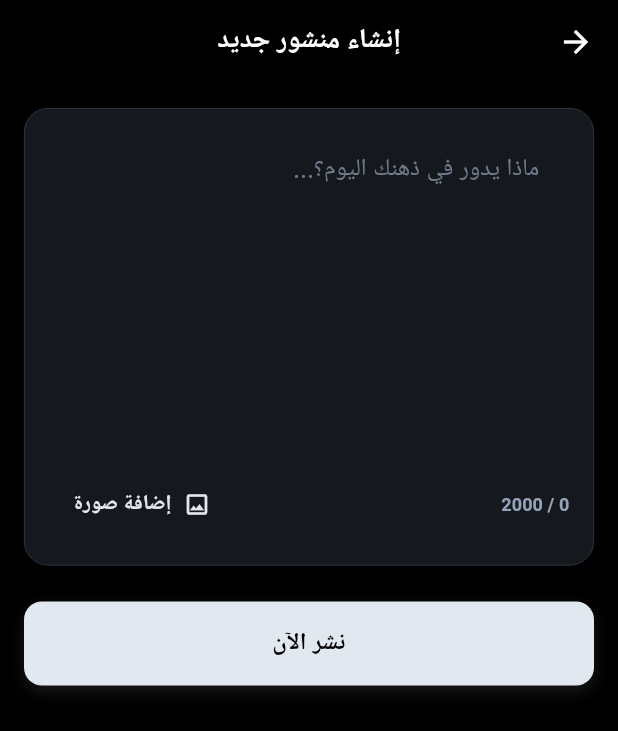
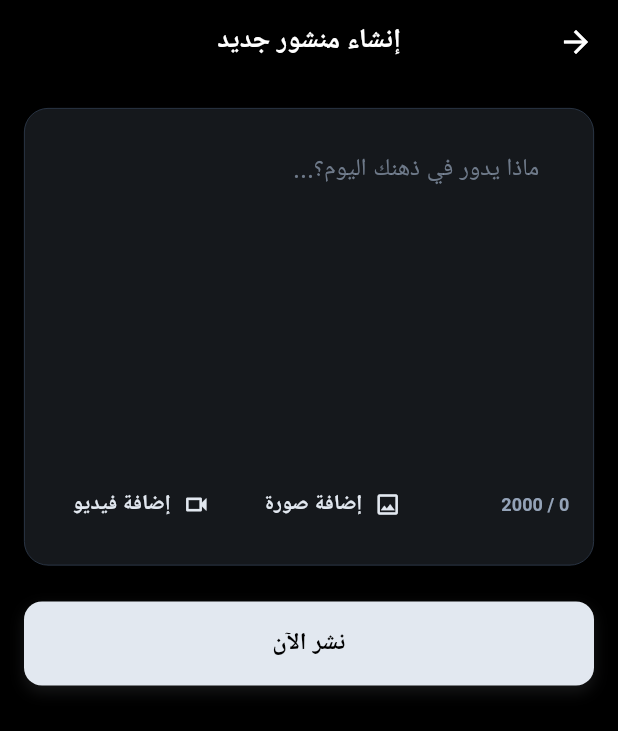
Before and after one commit to Eng-Mahmoud-Desouky/Tuwaiq-App, a Flutter app: the CreatePostScreen screen opened by its route, on a phone screen of 412 x 824 dp. Shown: the top 731 px of the screen. Run offline on Flutter 3.47's test engine with Material 3 defaults, Android fonts, the phone set to English and light mode, and no system bars; our stand-ins replace app_links, cached_network_image, equatable, firebase_core, firebase_messaging, flutter_bloc and 7 more; accounts and stored records are empty; network calls fail; Roboto replaces fonts that are missing (Inter, Plus Jakarta Sans).

Commit message:
feat: implement post creation feature with media upload functionality

```diff
--- a/lib/features/posts/domain/entities/post_entity.dart
+++ b/lib/features/posts/domain/entities/post_entity.dart
@@ -6,8 +6,10 @@ class PostEntity extends Equatable {
   final String id;
   final String creatorId;
   final UserProfile creator;
-  final String content;
+  final String? content;
   final String? imageUrl;
+  final String? mediaType;
+  final String? videoUrl;
   final DateTime createdAt;
   final DateTime updatedAt;
   final int likeCount;
@@ -18,8 +20,10 @@ class PostEntity extends Equatable {
     required this.id,
     required this.creatorId,
     required this.creator,
-    required this.content,
+    this.content,
     this.imageUrl,
+    this.mediaType,
+    this.videoUrl,
     required this.createdAt,
     required this.updatedAt,
     this.likeCount = 0,
@@ -33,6 +37,8 @@ class PostEntity extends Equatable {
     UserProfile? creator,
     String? content,
     String? imageUrl,
+    String? mediaType,
+    String? videoUrl,
     DateTime? createdAt,
     DateTime? updatedAt,
     int? likeCount,
@@ -45,6 +51,8 @@ class PostEntity extends Equatable {
       creator: creator ?? this.creator,
       content: content ?? this.content,
       imageUrl: imageUrl ?? this.imageUrl,
+      mediaType: mediaType ?? this.mediaType,
+      videoUrl: videoUrl ?? this.videoUrl,
       createdAt: createdAt ?? this.createdAt,
       updatedAt: updatedAt ?? this.updatedAt,
       likeCount: likeCount ?? this.likeCount,
@@ -60,6 +68,8 @@ class PostEntity extends Equatable {
         creator,
         content,
         imageUrl,
+        mediaType,
+        videoUrl,
         createdAt,
         updatedAt,
         likeCount,
--- a/lib/features/posts/domain/repositories/post_repository.dart
+++ b/lib/features/posts/domain/repositories/post_repository.dart
@@ -11,10 +11,11 @@ abstract class PostRepository {
     String? creatorId,
   });
 
-  /// Creates a new post, with an optional local image file path.
+  /// Creates a new post, with optional local image or video file paths.
   Future<PostEntity> createPost({
     required PostEntity post,
     String? localImagePath,
+    String? localVideoPath,
   });
 
   /// Toggles the like status of a post.
--- a/lib/features/posts/presentation/cubits/create_post/create_post_state.dart
+++ b/lib/features/posts/presentation/cubits/create_post/create_post_state.dart
@@ -3,39 +3,44 @@ import '../../../domain/entities/post_entity.dart';
 
 abstract class CreatePostState extends Equatable {
   final String? imagePath;
+  final String? videoPath;
 
-  const CreatePostState({this.imagePath});
+  const CreatePostState({this.imagePath, this.videoPath});
 
   @override
-  List<Object?> get props => [imagePath];
+  List<Object?> get props => [imagePath, videoPath];
 }
 
 class CreatePostInitial extends CreatePostState {
-  const CreatePostInitial({super.imagePath});
+  const CreatePostInitial({super.imagePath, super.videoPath});
 }
 
 class CreatePostLoading extends CreatePostState {
-  const CreatePostLoading({super.imagePath});
+  const CreatePostLoading({super.imagePath, super.videoPath});
 }
 
 class CreatePostSuccess extends CreatePostState {
   final PostEntity post;
 
-  const CreatePostSuccess({required this.post, super.imagePath});
+  const CreatePostSuccess({required this.post, super.imagePath, super.videoPath});
 
   @override
-  List<Object?> get props => [post, imagePath];
+  List<Object?> get props => [post, imagePath, videoPath];
 }
 
 class CreatePostError extends CreatePostState {
   final String message;
 
-  const CreatePostError({required this.message, super.imagePath});
+  const CreatePostError({required this.message, super.imagePath, super.videoPath});
 
   @override
-  List<Object?> get props => [message, imagePath];
+  List<Object?> get props => [message, imagePath, videoPath];
 }
 
 class CreatePostImageSelected extends CreatePostState {
-  const CreatePostImageSelected({required String super.imagePath});
+  const CreatePostImageSelected({required String super.imagePath}) : super(videoPath: null);
 }
+
+class CreatePostVideoSelected extends CreatePostState {
+  const CreatePostVideoSelected({required String super.videoPath}) : super(imagePath: null);
+}
--- a/lib/features/posts/presentation/screens/create_post_screen.dart
+++ b/lib/features/posts/presentation/screens/create_post_screen.dart
@@ -12,6 +12,7 @@ import '../../../profile/domain/entities/user_profile.dart';
 import '../cubits/create_post/create_post_cubit.dart';
 import '../cubits/create_post/create_post_state.dart';
 import '../cubits/post_feed/post_feed_cubit.dart';
+import '../widgets/post_video_player.dart';
 
 class CreatePostScreen extends StatefulWidget {
   const CreatePostScreen({super.key});
@@ -54,9 +55,13 @@ class _CreatePostScreenState extends State<CreatePostScreen> {
     }
 
     final content = _contentController.text.trim();
-    if (content.isEmpty) {
+    final createCubit = context.read<CreatePostCubit>();
+    final hasMedia = (createCubit.state.imagePath != null && createCubit.state.imagePath!.isNotEmpty) ||
+                     (createCubit.state.videoPath != null && createCubit.state.videoPath!.isNotEmpty);
+
+    if (content.isEmpty && !hasMedia) {
       ScaffoldMessenger.of(context).showSnackBar(
-        const SnackBar(content: Text('لا يمكن نشر منشور فارغ')),
+        const SnackBar(content: Text('الرجاء كتابة نص أو إرفاق صورة/فيديو لنشر المنشور')),
       );
       return;
     }
@@ -77,7 +82,7 @@ class _CreatePostScreenState extends State<CreatePostScreen> {
       interests: authState.user.interests,
     );
 
-    context.read<CreatePostCubit>().submitPost(
+    createCubit.submitPost(
       content: content,
       creatorId: authState.user.id,
       creator: userProfile,
@@ -176,7 +181,7 @@ class _CreatePostScreenState extends State<CreatePostScreen> {
 
                         const SizedBox(height: 8),
 
-                        // Custom Character Counter
+                        // Custom Character Counter & Media Pickers
                         Row(
                           mainAxisAlignment: MainAxisAlignment.spaceBetween,
                           children: [
@@ -186,7 +191,9 @@ class _CreatePostScreenState extends State<CreatePostScreen> {
                                 color: _charCount > _maxChars ? AppColors.error : AppColors.secondary,
                               ),
                             ),
-                            if (state.imagePath == null)
+                            if (state.imagePath == null && state.videoPath == null) ...[
+                              Row(
+                                children: [
                                   TextButton.icon(
                                     onPressed: isLoading
                                         ? null
@@ -197,6 +204,20 @@ class _CreatePostScreenState extends State<CreatePostScreen> {
                                       style: AppTextStyles.labelLg.copyWith(color: AppColors.primary),
                                     ),
                                   ),
+                                  const SizedBox(width: 8),
+                                  TextButton.icon(
+                                    onPressed: isLoading
+                                        ? null
+                                        : () => context.read<CreatePostCubit>().selectVideo(),
+                                    icon: const Icon(Icons.videocam_outlined, color: AppColors.primary),
+                                    label: Text(
+                                      'إضافة فيديو',
+                                      style: AppTextStyles.labelLg.copyWith(color: AppColors.primary),
+                                    ),
+                                  ),
+                                ],
+                              ),
+                            ],
                           ],
                         ),
 
@@ -231,6 +252,44 @@ class _CreatePostScreenState extends State<CreatePostScreen> {
                             ],
                           ),
                         ],
+
+                        // Video Preview (if selected)
+                        if (state.videoPath != null) ...[
+                          const SizedBox(height: 16),
+                          Stack(
+                            alignment: Alignment.topRight,
+                            children: [
+                              ClipRRect(
+                                borderRadius: BorderRadius.circular(12),
+                                child: Container(
+                                  width: double.infinity,
+                                  height: 220,
+                                  color: Colors.black,
+                                  child: PostVideoPlayer(
+                                    videoUrl: state.videoPath!,
+                                    isLocal: true,
+                                    autoPlay: false,
+                                    startMuted: true,
+                                    loop: false,
+                                  ),
+                                ),
+                              ),
+                              Positioned(
+                                top: 8,
+                                right: 8,
+                                child: CircleAvatar(
+                                  backgroundColor: Colors.black.withOpacity(0.6),
+                                  child: IconButton(
+                                    icon: const Icon(Icons.close, color: Colors.white),
+                                    onPressed: isLoading
+                                        ? null
+                                        : () => context.read<CreatePostCubit>().removeVideo(),
+                                  ),
+                                ),
+                              ),
+                            ],
+                          ),
+                        ],
                       ],
                     ),
                   ),
--- a/pubspec.yaml
+++ b/pubspec.yaml
@@ -45,6 +45,8 @@ dependencies:
   image_picker: ^1.2.2
   go_router: ^17.3.0
   cached_network_image: ^3.4.1
+  video_player: ^2.9.2
+  visibility_detector: ^0.4.0+2
   uuid: ^4.5.3
   firebase_core: ^4.11.0
   firebase_messaging: ^16.4.1
```
Also changed, not shown: lib/features/posts/data/datasources/post_remote_data_source.dart (+13 -8 lines), lib/features/posts/data/models/post_model.dart (+8 -2 lines), lib/features/posts/data/repositories/post_repository_impl.dart (+21 -3 lines), lib/features/posts/domain/usecases/create_post_usecase.dart (+6 -1 lines), lib/features/posts/presentation/cubits/create_post/create_post_cubit.dart (+57 -6 lines), lib/features/posts/presentation/widgets/post_card.dart (+23 -10 lines), lib/features/posts/presentation/widgets/post_video_player.dart (added, +263 -0 lines), pubspec.lock, 2 other files. Lines whose indentation alone changed are shown as unchanged.
